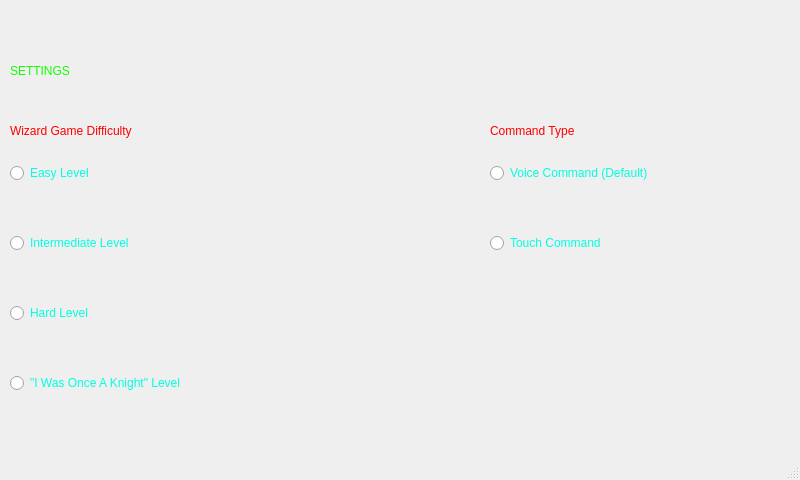
The window that embeddings/mainwindow.ui (acm-ucr/wizard-chess) describes before a commit, drawn with Qt 5.
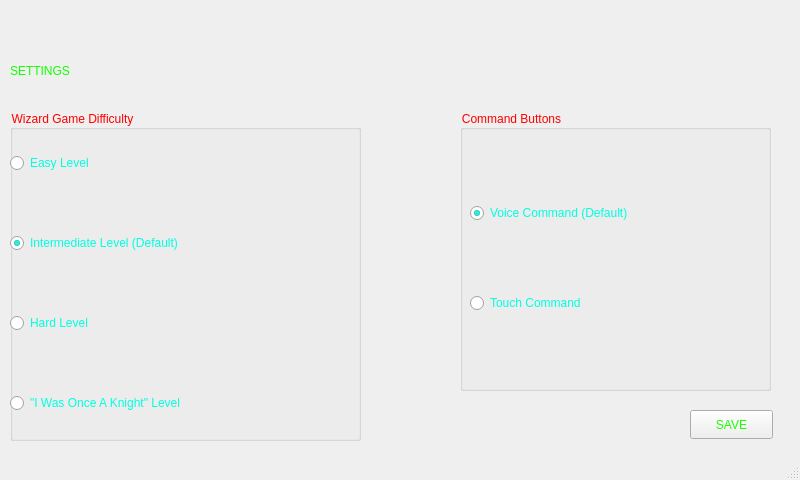
The same window after the commit.

Commit message: Added Save Button and Grouped Radio Buttons

```diff
--- a/embeddings/mainwindow.ui
+++ b/embeddings/mainwindow.ui
@@ -1728,28 +1728,102 @@
        <string>SETTINGS</string>
       </property>
      </widget>
-     <widget class="QLabel" name="label_23">
+     <widget class="QPushButton" name="pushButton_18">
       <property name="geometry">
        <rect>
-        <x>10</x>
-        <y>70</y>
-        <width>451</width>
-        <height>81</height>
+        <x>690</x>
+        <y>390</y>
+        <width>83</width>
+        <height>29</height>
        </rect>
       </property>
       <property name="styleSheet">
+       <string notr="true">color: rgb(26, 255, 0);
+font: 900 12pt &quot;Segoe UI Black&quot;;</string>
+      </property>
+      <property name="text">
+       <string>SAVE</string>
+      </property>
+     </widget>
+     <widget class="QGroupBox" name="groupBox">
+      <property name="geometry">
+       <rect>
+        <x>460</x>
+        <y>90</y>
+        <width>311</width>
+        <height>281</height>
+       </rect>
+      </property>
+      <property name="styleSheet">
        <string notr="true">color: rgb(255, 0, 0);
-font: 15pt &quot;Snap ITC&quot;;</string>
+font: 15pt &quot;Snap ITC&quot;;
+</string>
       </property>
+      <property name="title">
+       <string>Command Buttons</string>
+      </property>
+      <widget class="QRadioButton" name="radioButton_6">
+       <property name="geometry">
+        <rect>
+         <x>10</x>
+         <y>90</y>
+         <width>301</width>
+         <height>26</height>
+        </rect>
+       </property>
+       <property name="styleSheet">
+        <string notr="true">color: rgb(0, 255, 225);
+font: 12pt &quot;Showcard Gothic&quot;;
+</string>
+       </property>
       <property name="text">
+        <string>Voice Command (Default)</string>
+       </property>
+       <property name="checked">
+        <bool>true</bool>
+       </property>
+      </widget>
+      <widget class="QRadioButton" name="radioButton_5">
+       <property name="geometry">
+        <rect>
+         <x>10</x>
+         <y>180</y>
+         <width>211</width>
+         <height>26</height>
+        </rect>
+       </property>
+       <property name="styleSheet">
+        <string notr="true">color: rgb(0, 255, 225);
+font: 12pt &quot;Showcard Gothic&quot;;
+</string>
+       </property>
+       <property name="text">
+        <string>Touch Command</string>
+       </property>
+      </widget>
+     </widget>
+     <widget class="QGroupBox" name="groupBox_2">
+      <property name="geometry">
+       <rect>
+        <x>10</x>
+        <y>90</y>
+        <width>351</width>
+        <height>331</height>
+       </rect>
+      </property>
+      <property name="styleSheet">
+       <string notr="true">color: rgb(255, 0, 0);
+font: 15pt &quot;Snap ITC&quot;;
+</string>
+      </property>
+      <property name="title">
        <string>Wizard Game Difficulty</string>
       </property>
-     </widget>
      <widget class="QRadioButton" name="radioButton">
       <property name="geometry">
        <rect>
-        <x>10</x>
-        <y>140</y>
+         <x>0</x>
+         <y>40</y>
         <width>141</width>
         <height>26</height>
        </rect>
@@ -1766,9 +1840,9 @@
      <widget class="QRadioButton" name="radioButton_2">
       <property name="geometry">
        <rect>
-        <x>10</x>
-        <y>210</y>
-        <width>231</width>
+         <x>0</x>
+         <y>120</y>
+         <width>341</width>
         <height>26</height>
        </rect>
       </property>
@@ -1778,32 +1852,17 @@
 </string>
       </property>
       <property name="text">
-       <string>Intermediate Level</string>
-      </property>
-     </widget>
-     <widget class="QRadioButton" name="radioButton_3">
-      <property name="geometry">
-       <rect>
-        <x>10</x>
-        <y>350</y>
-        <width>311</width>
-        <height>26</height>
-       </rect>
-      </property>
-      <property name="styleSheet">
-       <string notr="true">color: rgb(0, 255, 225);
-font: 12pt &quot;Showcard Gothic&quot;;
-</string>
-      </property>
-      <property name="text">
-       <string>&quot;I Was Once A Knight&quot; Level</string>
+        <string>Intermediate Level (Default)</string>
+       </property>
+       <property name="checked">
+        <bool>true</bool>
       </property>
      </widget>
      <widget class="QRadioButton" name="radioButton_4">
       <property name="geometry">
        <rect>
-        <x>10</x>
-        <y>280</y>
+         <x>0</x>
+         <y>200</y>
         <width>151</width>
         <height>26</height>
        </rect>
@@ -1817,29 +1876,12 @@
        <string>Hard Level</string>
       </property>
      </widget>
-     <widget class="QLabel" name="label_24">
+      <widget class="QRadioButton" name="radioButton_3">
       <property name="geometry">
        <rect>
-        <x>490</x>
-        <y>70</y>
-        <width>211</width>
-        <height>81</height>
-       </rect>
-      </property>
-      <property name="styleSheet">
-       <string notr="true">color: rgb(255, 0, 0);
-font: 15pt &quot;Snap ITC&quot;;</string>
-      </property>
-      <property name="text">
-       <string>Command Type</string>
-      </property>
-     </widget>
-     <widget class="QRadioButton" name="radioButton_5">
-      <property name="geometry">
-       <rect>
-        <x>490</x>
-        <y>210</y>
-        <width>201</width>
+         <x>0</x>
+         <y>280</y>
+         <width>311</width>
         <height>26</height>
        </rect>
       </property>
@@ -1849,26 +1891,9 @@
 </string>
       </property>
       <property name="text">
-       <string>Touch Command</string>
-      </property>
-     </widget>
-     <widget class="QRadioButton" name="radioButton_6">
-      <property name="geometry">
-       <rect>
-        <x>490</x>
-        <y>140</y>
-        <width>301</width>
-        <height>26</height>
-       </rect>
-      </property>
-      <property name="styleSheet">
-       <string notr="true">color: rgb(0, 255, 225);
-font: 12pt &quot;Showcard Gothic&quot;;
-</string>
-      </property>
-      <property name="text">
-       <string>Voice Command (Default)</string>
-      </property>
+        <string>&quot;I Was Once A Knight&quot; Level</string>
+       </property>
+      </widget>
      </widget>
     </widget>
     <widget class="QWidget" name="About">
```
Left out of the diff: 2 changed lines with no effect on the pictures. Lines whose indentation alone changed are shown as unchanged. The commit also changes 13 other files.
